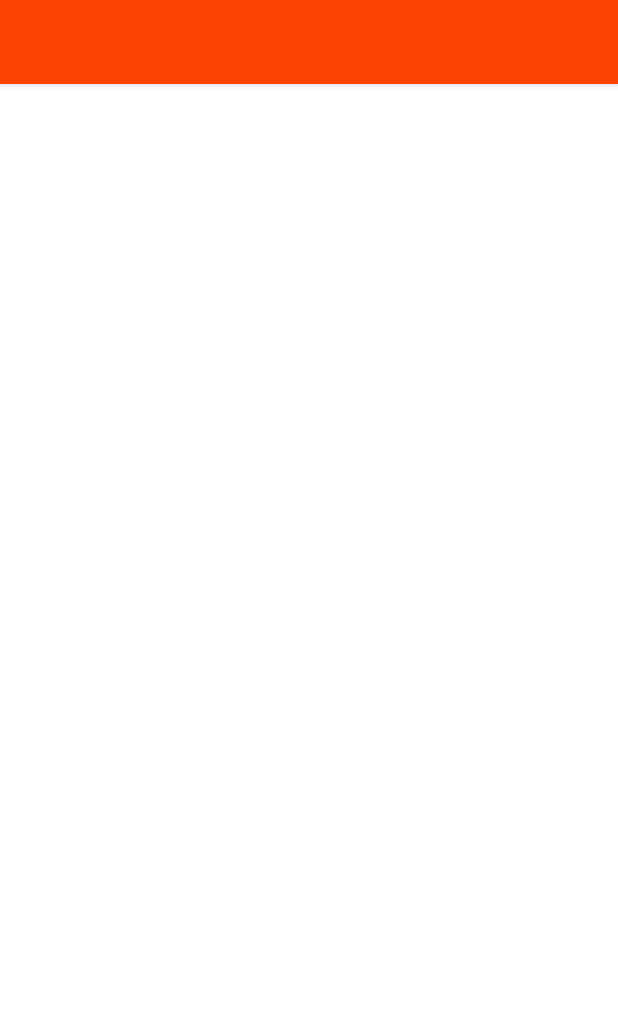
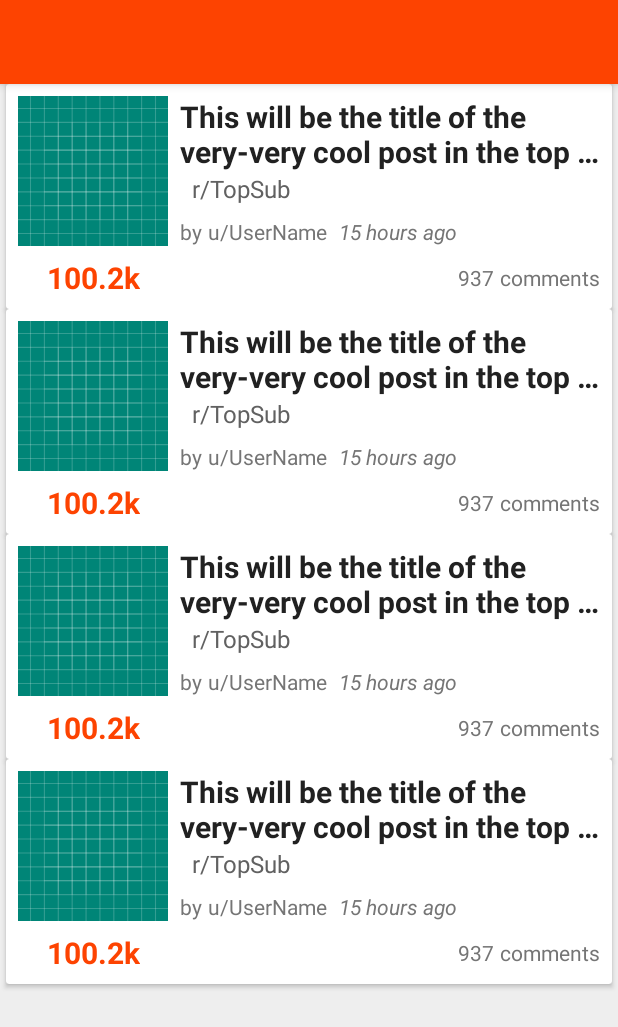
Before and after one commit to paul-freez/example.reddittop, an Android app: the layout activity_top_list.xml on its own in the app's theme, with its tools: preview values and no code run, on a phone screen of 412 x 824 dp. Shown: the top 1027 px of the screen. Run offline under Robolectric (Android 15) with nearby library versions, the phone set to English and light mode, and no system bars; network calls fail.

Commit message:
Added views for items

```diff
--- a/app/build.gradle
+++ b/app/build.gradle
@@ -18,18 +18,16 @@ android {
     dataBinding {
         enabled = true
     }
-    compileOptions {
-        sourceCompatibility = '1.8'
-        targetCompatibility = '1.8'
-    }
 }
 
 dependencies {
     implementation "com.android.support:appcompat-v7:$rootProject.supportLibraryVersion"
     implementation "com.android.support:recyclerview-v7:$rootProject.supportLibraryVersion"
     implementation 'com.google.android.material:material:1.0.0'
+    implementation 'com.android.support.constraint:constraint-layout:1.1.3'
 
     implementation 'androidx.lifecycle:lifecycle-extensions:2.0.0'
+    implementation 'androidx.paging:paging-runtime:2.1.0-alpha01'
 
     implementation 'com.squareup.retrofit2:retrofit:2.4.0'
     implementation 'com.squareup.retrofit2:converter-gson:2.4.0'
--- a/app/src/main/java/com/testsite/reddittop/data/source/remote/api/model/RedditTopPostsResponse.java
+++ b/app/src/main/java/com/testsite/reddittop/data/source/remote/api/model/RedditListingResponse.java
@@ -2,7 +2,7 @@ package com.testsite.reddittop.data.source.remote.api.model;
 
 import com.google.gson.annotations.Expose;
 import com.google.gson.annotations.SerializedName;
-import com.testsite.reddittop.data.Post;
+import com.testsite.reddittop.data.RedditPost;
 
 import java.util.ArrayList;
 import java.util.List;
@@ -31,9 +31,9 @@ public class RedditTopPostsResponse {
         public static class DataBody {
             @SerializedName("data")
             @Expose
-            private Post post;
+            private RedditPost post;
 
-            public Post getPost() {
+            public RedditPost getPost() {
                 return post;
             }
         }
@@ -46,8 +46,8 @@ public class RedditTopPostsResponse {
             return beforeKey;
         }
 
-        public List<Post> getContent() {
-            List<Post> posts = new ArrayList<>();
+        public List<RedditPost> getContent() {
+            List<RedditPost> posts = new ArrayList<>();
             if (content != null) {
                 for (DataBody dataBody : content) {
                     posts.add(dataBody.getPost());
--- a/app/src/main/res/layout/activity_top_list.xml
+++ b/app/src/main/res/layout/activity_top_list.xml
@@ -4,7 +4,8 @@
     xmlns:app="http://schemas.android.com/apk/res-auto"
     xmlns:tools="http://schemas.android.com/tools"
     android:layout_width="match_parent"
-    android:layout_height="match_parent">
+    android:layout_height="match_parent"
+    android:background="?attr/colorAccent">
 
     <com.google.android.material.appbar.AppBarLayout
         android:id="@+id/app_bar"
@@ -25,6 +26,9 @@
         android:id="@+id/rv_top"
         android:layout_width="match_parent"
         android:layout_height="match_parent"
-        app:layout_behavior="@string/appbar_scrolling_view_behavior"/>
+        app:layout_behavior="@string/appbar_scrolling_view_behavior"
+        tools:itemCount="4"
+        tools:layoutmanage="LinerLayoutManager"
+        tools:listitem="@layout/item_reddit_post"/>
 
 </androidx.coordinatorlayout.widget.CoordinatorLayout>
--- /dev/null
+++ b/app/src/main/res/layout/item_reddit_post.xml
@@ -0,0 +1,132 @@
+<?xml version="1.0" encoding="utf-8"?>
+<androidx.cardview.widget.CardView
+    xmlns:android="http://schemas.android.com/apk/res/android"
+    xmlns:app="http://schemas.android.com/apk/res-auto"
+    xmlns:tools="http://schemas.android.com/tools"
+    android:layout_width="match_parent"
+    android:layout_height="150dp"
+    android:layout_marginStart="4dp"
+    android:layout_marginEnd="4dp"
+    android:background="#fff"
+    tools:layout_marginBottom="8dp">
+
+    <androidx.constraintlayout.widget.ConstraintLayout
+        android:layout_width="match_parent"
+        android:layout_height="match_parent">
+
+        <androidx.appcompat.widget.AppCompatImageView
+            android:id="@+id/iv_post_thumbnail"
+            android:layout_width="100dp"
+            android:layout_height="100dp"
+            android:layout_marginStart="8dp"
+            android:layout_marginTop="8dp"
+            app:layout_constraintStart_toStartOf="parent"
+            app:layout_constraintTop_toTopOf="parent"
+            tools:src="@drawable/ic_launcher_background"/>
+
+        <TextView
+            android:id="@+id/tv_post_title"
+            android:layout_width="0dp"
+            android:layout_height="wrap_content"
+            android:layout_marginStart="8dp"
+            android:ellipsize="end"
+            android:maxLines="2"
+            android:paddingEnd="8dp"
+            android:textColor="@color/textcolor_title"
+            android:textSize="@dimen/textsize_title"
+            android:textStyle="bold"
+            app:layout_constraintEnd_toEndOf="parent"
+            app:layout_constraintStart_toEndOf="@+id/iv_post_thumbnail"
+            app:layout_constraintTop_toTopOf="@+id/iv_post_thumbnail"
+            tools:text="This will be the title of the very-very cool post in the top of the day list!"/>
+
+        <TextView
+            android:id="@+id/tv_post_subreddit"
+            android:layout_width="wrap_content"
+            android:layout_height="wrap_content"
+            android:layout_marginStart="8dp"
+            android:ellipsize="end"
+            android:maxLines="2"
+            android:textColor="@color/textcolor_primary"
+            android:textSize="16sp"
+            app:layout_constraintStart_toStartOf="@+id/tv_post_title"
+            app:layout_constraintTop_toBottomOf="@+id/tv_post_title"
+            tools:text="r/TopSub"/>
+
+        <TextView
+            android:id="@+id/tv_post_author_by"
+            android:layout_width="wrap_content"
+            android:layout_height="wrap_content"
+            android:layout_marginTop="8dp"
+            android:text="by"
+            android:textColor="@color/textcolor_secondary"
+            android:textSize="@dimen/textsize_secondary"
+            app:layout_constraintStart_toStartOf="@+id/tv_post_title"
+            app:layout_constraintTop_toBottomOf="@+id/tv_post_subreddit"/>
+
+        <TextView
+            android:id="@+id/tv_post_author"
+            android:layout_width="wrap_content"
+            android:layout_height="wrap_content"
+            android:layout_marginStart="4dp"
+            android:ellipsize="end"
+            android:maxLines="1"
+            android:textColor="@color/textcolor_secondary"
+            android:textSize="@dimen/textsize_secondary"
+            app:layout_constraintBaseline_toBaselineOf="@+id/tv_post_author_by"
+            app:layout_constraintStart_toEndOf="@+id/tv_post_author_by"
+            tools:text="u/UserName"/>
+
+        <TextView
+            android:id="@+id/tv_post_time"
+            android:layout_width="wrap_content"
+            android:layout_height="wrap_content"
+            android:layout_marginStart="8dp"
+            android:textColor="@color/textcolor_secondary"
+            android:textSize="@dimen/textsize_secondary"
+            android:textStyle="italic"
+            app:layout_constraintBaseline_toBaselineOf="@+id/tv_post_author"
+            app:layout_constraintStart_toEndOf="@+id/tv_post_author"
+            tools:text="15 hours ago"/>
+
+        <TextView
+            android:id="@+id/tv_post_score"
+            android:layout_width="wrap_content"
+            android:layout_height="wrap_content"
+            android:layout_marginTop="8dp"
+            android:layout_marginBottom="8dp"
+            android:textColor="?attr/colorPrimary"
+            android:textSize="@dimen/textsize_primary"
+            android:textStyle="bold"
+            app:layout_constraintBottom_toBottomOf="parent"
+            app:layout_constraintEnd_toEndOf="@+id/iv_post_thumbnail"
+            app:layout_constraintStart_toStartOf="@+id/iv_post_thumbnail"
+            app:layout_constraintTop_toBottomOf="@+id/iv_post_thumbnail"
+            tools:text="100.2k"/>
+
+        <TextView
+            android:id="@+id/tv_post_comments"
+            android:layout_width="wrap_content"
+            android:layout_height="wrap_content"
+            android:layout_marginEnd="8dp"
+            android:text="comments"
+            android:textColor="@color/textcolor_secondary"
+            android:textSize="@dimen/textsize_secondary"
+            app:layout_constraintBottom_toBottomOf="parent"
+            app:layout_constraintEnd_toEndOf="parent"
+            app:layout_constraintTop_toBottomOf="@+id/iv_post_thumbnail"/>
+
+        <TextView
+            android:id="@+id/tv_post_comments_count"
+            android:layout_width="wrap_content"
+            android:layout_height="wrap_content"
+            android:layout_marginEnd="4dp"
+            android:textColor="@color/textcolor_secondary"
+            android:textSize="@dimen/textsize_secondary"
+            app:layout_constraintBaseline_toBaselineOf="@+id/tv_post_comments"
+            app:layout_constraintEnd_toStartOf="@+id/tv_post_comments"
+            tools:text="937"/>
+
+    </androidx.constraintlayout.widget.ConstraintLayout>
+
+</androidx.cardview.widget.CardView>
--- a/app/src/main/res/values/colors.xml
+++ b/app/src/main/res/values/colors.xml
@@ -3,4 +3,8 @@
     <color name="colorPrimary">#fd4301</color>
     <color name="colorPrimaryDark">#892503</color>
     <color name="colorAccent">#eee</color>
+
+    <color name="textcolor_title">#212121</color>
+    <color name="textcolor_secondary">#757575</color>
+    <color name="textcolor_primary">#616161</color>
 </resources>
--- a/app/src/main/res/values/dimens.xml
+++ b/app/src/main/res/values/dimens.xml
@@ -1,2 +1,5 @@
 <resources>
+    <dimen name="textsize_secondary">14sp</dimen>
+    <dimen name="textsize_title">20sp</dimen>
+    <dimen name="textsize_primary">20sp</dimen>
 </resources>
```
Also changed, not shown: app/src/main/java/com/testsite/reddittop/data/RedditPost.java (renamed from app/src/main/java/com/testsite/reddittop/data/Post.java).
